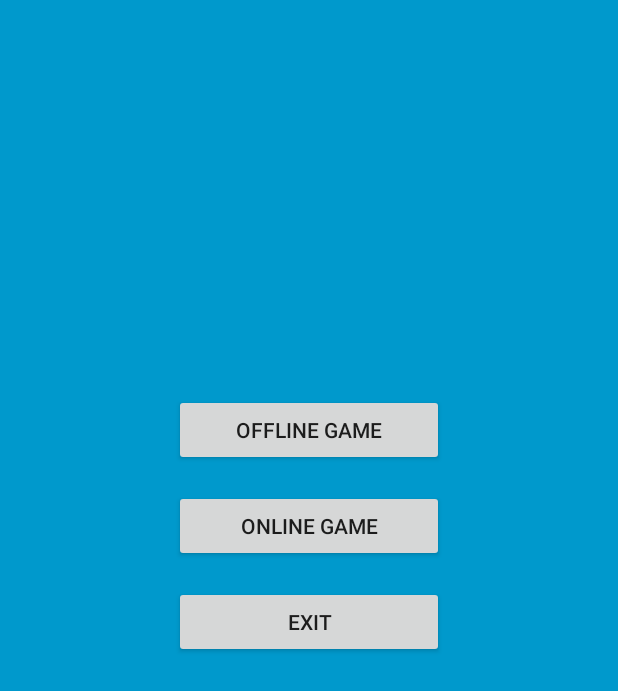
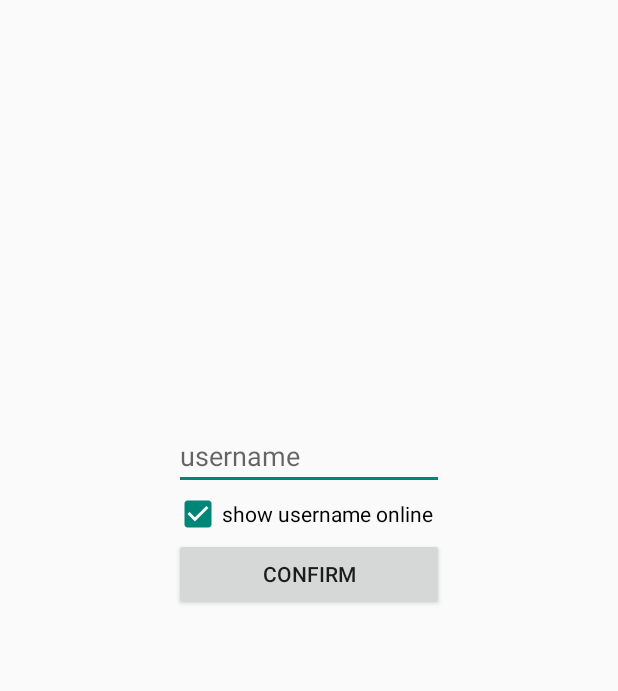
Before and after one commit to DerDeterminist/QuantumChessApp, an Android app: the screen it shows after launch (MainMenuActivity before the commit, RegisterActivity after it), after a tap on "ONLINE GAME", on a phone screen of 412 x 824 dp. Shown: the top 691 px of the screen. Run offline under Robolectric (Android 15) with nearby library versions, the phone set to English and light mode, and no system bars.

Commit message:
added RegisterActivity

```diff
--- a/app/src/main/AndroidManifest.xml
+++ b/app/src/main/AndroidManifest.xml
@@ -28,6 +28,7 @@
                 <category android:name="android.intent.category.LAUNCHER"/>
             </intent-filter>
         </activity>
+        <activity android:name=".Activities.RegisterActivity"/>
     </application>
 
 </manifest>
--- /dev/null
+++ b/app/src/main/java/com/example/quantumchessapp/Account.java
@@ -0,0 +1,84 @@
+package com.example.quantumchessapp;
+
+import android.content.Context;
+import android.content.SharedPreferences;
+
+import java.util.UUID;
+
+public class Account
+{
+   private static Account account;
+
+   private final static String FILE_NAME = "accData";
+   private final static String USERID = "userid";
+   private final static String USERNAME = "username";
+   private final static String SHOW_ONLINE = "showonline";
+
+   private String userID;
+   private String userName;
+   private boolean showUserNameOnline;
+
+   private static SharedPreferences sharedPreferences;
+
+   public static Account getInstance()
+   {
+      return account;
+   }
+
+   public Account(Context context)
+   {
+      sharedPreferences = context.getSharedPreferences(FILE_NAME, Context.MODE_PRIVATE);
+      account = this;
+   }
+
+   public void loadAccountData()
+   {
+      sharedPreferences.getString(USERID, String.valueOf(UUID.randomUUID()));
+      sharedPreferences.getString(USERNAME, "noName");
+      sharedPreferences.getBoolean(SHOW_ONLINE, true);
+   }
+
+   public void saveAccountData()
+   {
+      SharedPreferences.Editor edit = sharedPreferences.edit();
+      edit.putString(USERNAME, userName);
+      edit.putString(USERNAME, userName);
+      edit.putBoolean(SHOW_ONLINE, showUserNameOnline);
+      edit.apply();
+   }
+
+   public boolean hasAccount()
+   {
+      return sharedPreferences.contains(USERID);
+   }
+
+   public String getUserID()
+   {
+      return userID;
+   }
+
+   public void setUserID(String userID)
+   {
+      this.userID = userID;
+   }
+
+   public String getUserName()
+   {
+      return userName;
+   }
+
+   public void setUserName(String userName)
+   {
+      this.userName = userName;
+   }
+
+   public boolean isShowUserNameOnline()
+   {
+      return showUserNameOnline;
+   }
+
+   public void setShowUserNameOnline(boolean showUserNameOnline)
+   {
+      this.showUserNameOnline = showUserNameOnline;
+   }
+}
--- a/app/src/main/java/com/example/quantumchessapp/Activities/GameActivity.java
+++ b/app/src/main/java/com/example/quantumchessapp/Activities/GameActivity.java
@@ -36,7 +36,7 @@ public class GameActivity extends AppCompatActivity
    {
       super.onCreate(savedInstanceState);
 
-      setContentView(R.layout.activity_game);
+      setContentView(R.layout.game_activity);
       board = findViewById(R.id.board);
       background = findViewById(R.id.background_game);
 
--- a/app/src/main/java/com/example/quantumchessapp/Activities/MainMenuActivity.java
+++ b/app/src/main/java/com/example/quantumchessapp/Activities/MainMenuActivity.java
@@ -5,6 +5,7 @@ import android.os.Bundle;
 import android.support.v7.app.AppCompatActivity;
 import android.view.View;
 import android.widget.Button;
+import com.example.quantumchessapp.Account;
 import com.example.quantumchessapp.R;
 
 public class MainMenuActivity extends AppCompatActivity
@@ -29,11 +30,21 @@ public class MainMenuActivity extends AppCompatActivity
 
    private void initListener()
    {
-      final Intent intent = new Intent(this, GameActivity.class);
-      offlineGame.setOnClickListener(v -> startActivity(intent));
+      final Intent gameActivity = new Intent(this, GameActivity.class);
+      offlineGame.setOnClickListener(v -> startActivity(gameActivity));
 
+      final Intent registerActivity = new Intent(this, RegisterActivity.class);
+      Account account = new Account(this);
       onlineGame.setOnClickListener(v -> {
-
+         if (account.hasAccount())
+         {
+            account.loadAccountData();
+            // TODO: 12.05.2019 start offline game
+         }
+         else
+         {
+            startActivity(registerActivity);
+         }
       });
 
       brenden.setOnClickListener(v -> {
--- /dev/null
+++ b/app/src/main/java/com/example/quantumchessapp/Activities/RegisterActivity.java
@@ -0,0 +1,67 @@
+package com.example.quantumchessapp.Activities;
+
+import android.os.Bundle;
+import android.support.annotation.Nullable;
+import android.support.v7.app.AppCompatActivity;
+import android.view.View;
+import android.widget.Button;
+import android.widget.CheckBox;
+import android.widget.EditText;
+import com.example.quantumchessapp.Account;
+import com.example.quantumchessapp.R;
+
+public class RegisterActivity extends AppCompatActivity
+{
+   private Button confirm;
+   private EditText accName;
+   private CheckBox show_username_online;
+   private Account account;
+
+   public RegisterActivity()
+   {
+      account = Account.getInstance();
+   }
+
+   @Override
+   protected void onCreate(@Nullable Bundle savedInstanceState)
+   {
+      super.onCreate(savedInstanceState);
+      setContentView(R.layout.register_activity);
+
+      confirm = findViewById(R.id.confirm);
+      accName = findViewById(R.id.accName);
+      show_username_online = findViewById(R.id.show_username_online);
+
+      intListener();
+   }
+
+   private void intListener()
+   {
+      confirm.setOnClickListener(v -> {
+         if (accName.getText().length() != 0)
+         {
+            account.setShowUserNameOnline(show_username_online.isChecked());
+            account.setUserName(accName.getText().toString());
+            account.saveAccountData();
+         }
+      });
+   }
+
+   @Override
+   protected void onPostResume()
+   {
+      super.onPostResume();
+      hideSystemUI();
+   }
+
+   private void hideSystemUI()
+   {
+      View decorView = getWindow().getDecorView();
+      decorView.setSystemUiVisibility(View.SYSTEM_UI_FLAG_LAYOUT_STABLE
+            | View.SYSTEM_UI_FLAG_LAYOUT_HIDE_NAVIGATION
+            | View.SYSTEM_UI_FLAG_LAYOUT_FULLSCREEN
+            | View.SYSTEM_UI_FLAG_HIDE_NAVIGATION
+            | View.SYSTEM_UI_FLAG_FULLSCREEN
+            | View.SYSTEM_UI_FLAG_IMMERSIVE_STICKY);
+   }
+}
--- /dev/null
+++ b/app/src/main/res/layout/register_activity.xml
@@ -0,0 +1,30 @@
+<?xml version="1.0" encoding="utf-8"?>
+<android.support.constraint.ConstraintLayout xmlns:android="http://schemas.android.com/apk/res/android"
+                                             xmlns:app="http://schemas.android.com/apk/res-auto" android:layout_width="match_parent"
+                                             android:layout_height="match_parent">
+    <LinearLayout
+            android:orientation="vertical"
+            android:layout_width="180dp"
+            android:layout_height="wrap_content" app:layout_constraintEnd_toEndOf="parent"
+            android:layout_marginEnd="8dp" android:layout_marginTop="8dp" app:layout_constraintTop_toTopOf="parent"
+            android:layout_marginBottom="8dp" app:layout_constraintBottom_toBottomOf="parent"
+            app:layout_constraintStart_toStartOf="parent" android:layout_marginStart="8dp"
+            app:layout_constraintHorizontal_bias="0.5" app:layout_constraintVertical_bias="0.4" android:id="@+id/btnContainer">
+        <EditText
+                android:layout_width="match_parent"
+                android:layout_height="wrap_content"
+                android:inputType="textPersonName"
+                android:ems="10"
+                android:id="@+id/accName" android:hint="@string/username"/>
+        <CheckBox
+                android:text="@string/show_username_online"
+                android:layout_width="match_parent"
+                android:layout_height="wrap_content"
+                android:id="@+id/show_username_online" android:checked="true"/>
+        <Button
+                android:text="@string/confirm"
+                android:layout_width="match_parent"
+                android:layout_height="wrap_content"
+                android:id="@+id/confirm"/>
+    </LinearLayout>
+</android.support.constraint.ConstraintLayout>
--- a/app/src/main/res/values/strings.xml
+++ b/app/src/main/res/values/strings.xml
@@ -8,4 +8,7 @@
     <string name="title_activity_game">GameActivity</string>
     <string name="board">board</string>
     <string name="nextPlayer">next Player</string>
+    <string name="username">username</string>
+    <string name="show_username_online">show username online</string>
+    <string name="confirm">confirm</string>
 </resources>
```
Also changed, not shown: app/src/main/res/layout/game_activity.xml (renamed from app/src/main/res/layout/activity_game.xml).
